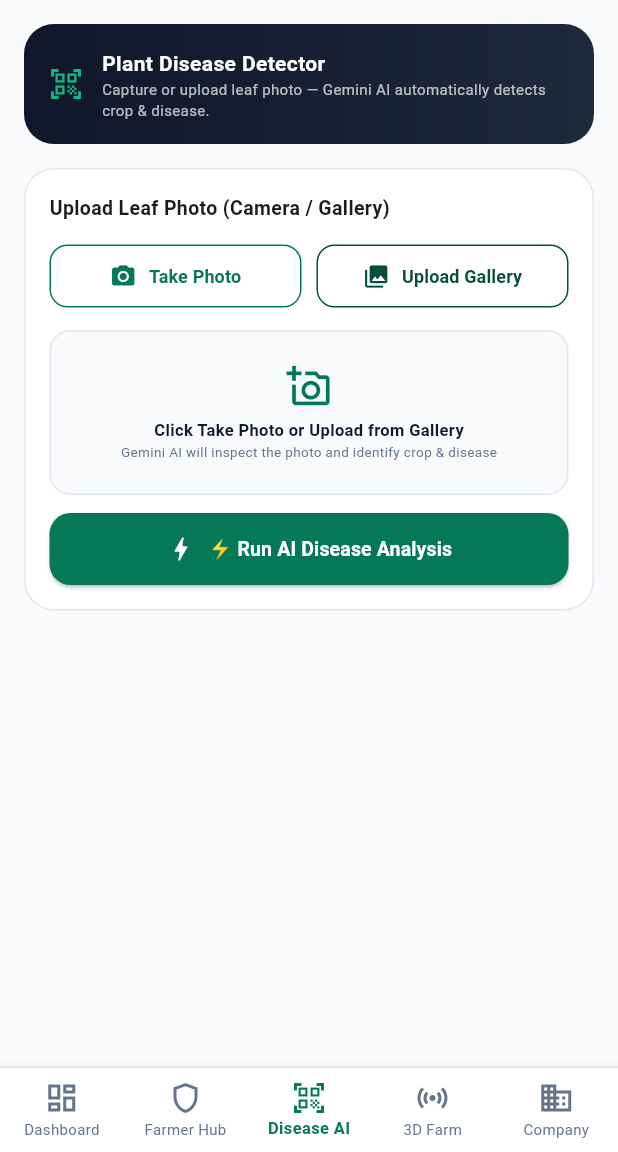
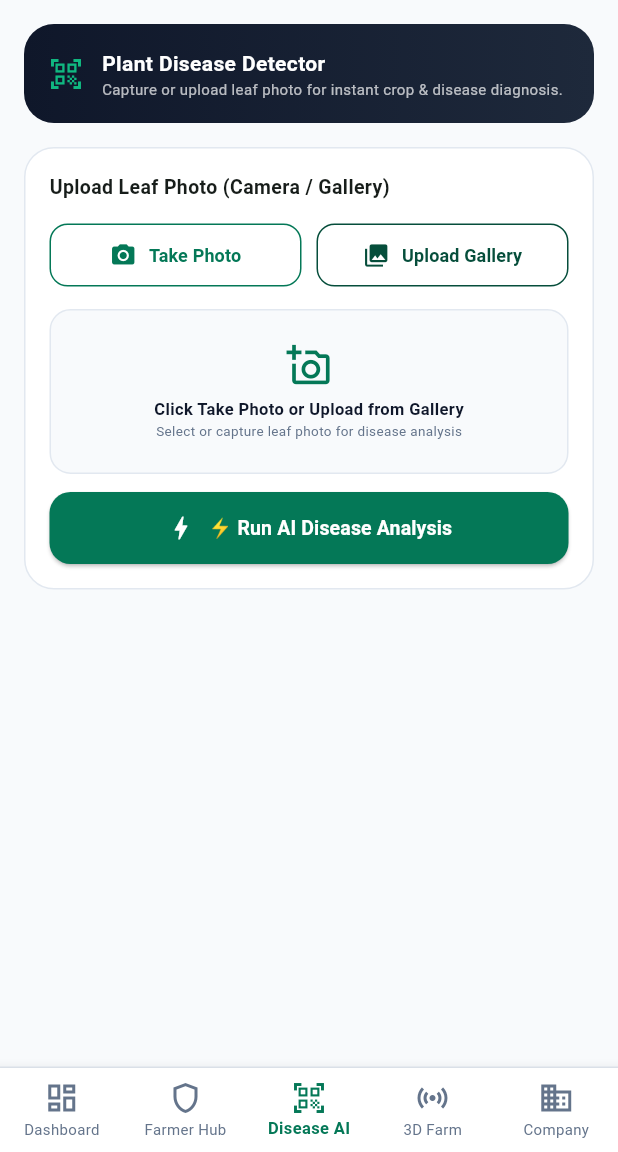
Before and after one commit to gogulgupta/Krishi_AI, a Flutter app: the screen it shows after launch, item 3 of the bottom bar chosen, on a phone screen of 412 x 824 dp, the part 84-1236 px from its top. Run offline on Flutter 3.47's test engine with Material 3 defaults, Android fonts, the phone set to English and light mode, and no system bars; our stand-ins replace image_picker; missing offline and left inert: mqtt_client; network calls fail.

Commit message:
refactor: clean up plant disease detector labels and descriptions

```diff
--- a/krishiAi-main/public/last_scanned_soil.json
+++ b/krishiAi-main/public/last_scanned_soil.json
@@ -3,6 +3,6 @@
   "soilClass": "Red",
   "confidence": "73.49",
   "ph": "5.5 - 6.8 (Slightly Acidic) (General)",
-  "imageUri": "/last_scanned_soil.jpg?t=1789250018",
-  "timestamp": 1789250018745
+  "imageUri": "/last_scanned_soil.jpg?t=1789266095",
+  "timestamp": 1789266095060
 }
--- a/krishi_ai_app/lib/main.dart
+++ b/krishi_ai_app/lib/main.dart
@@ -1215,7 +1215,7 @@ class DashboardView extends StatelessWidget {
               ),
               _buildActionCard(
                 title: isHi ? "🌾 रोग डिटेक्टर" : "🌾 Disease AI",
-                sub: isHi ? "Gemini विज़न AI" : "Gemini Multi-Modal",
+                sub: isHi ? "रोग पहचान व निदान" : "Disease Diagnosis",
                 icon: Icons.qr_code_scanner,
                 color: Colors.amber,
                 onTap: () => onGoToTab(2),
@@ -1854,8 +1854,8 @@ Provide response ONLY in this exact JSON format:
                       ),
                       Text(
                         isHi
-                            ? "पत्ती की फोटो खींचें या अपलोड करें — Gemini AI खुद फसल व रोग की पहचान करेगा।"
-                            : "Capture or upload leaf photo — Gemini AI automatically detects crop & disease.",
+                            ? "पत्ती की फोटो खींचें या अपलोड करें — सटीक फसल व रोग की पहचान।"
+                            : "Capture or upload leaf photo for instant crop & disease diagnosis.",
                         style: const TextStyle(color: Colors.white70, fontSize: 10),
                       ),
                     ],
@@ -1973,7 +1973,7 @@ Provide response ONLY in this exact JSON format:
                           style: const TextStyle(fontSize: 11, fontWeight: FontWeight.w600, color: KrishiColors.textMain),
                         ),
                         Text(
-                          isHi ? "Gemini AI सीधे फोटो देखकर फसल और रोग बताएगा" : "Gemini AI will inspect the photo and identify crop & disease",
+                          isHi ? "सटीक फसल व पादप रोग विश्लेषण के लिए फोटो चुनें" : "Select or capture leaf photo for disease analysis",
                           style: const TextStyle(fontSize: 9, color: KrishiColors.textMuted),
                         ),
                       ],
@@ -4152,7 +4152,7 @@ class AppDrawer extends StatelessWidget {
     final menuItems = [
       {"id": 0, "title": isHi ? "डैशबोर्ड" : "Dashboard", "sub": "Live weather & priority actions", "icon": Icons.dashboard, "color": Colors.teal},
       {"id": 1, "title": isHi ? "👨‍🌾 फार्मर ब्लॉकचेन हब" : "👨‍🌾 Farmer Blockchain Hub", "sub": "3-Factor farm telemetry & MST dispatch", "icon": Icons.shield, "color": Colors.green},
-      {"id": 2, "title": isHi ? "🌾 पादप रोग AI डिटेक्टर" : "🌾 Plant Disease Detector", "sub": "Gemini AI Multi-Modal Diagnostics", "icon": Icons.qr_code_scanner, "color": Colors.amber},
+      {"id": 2, "title": isHi ? "🌾 पादप रोग AI डिटेक्टर" : "🌾 Plant Disease Detector", "sub": isHi ? "पादप रोग पहचान व निदान" : "Plant Disease & Crop Diagnostics", "icon": Icons.qr_code_scanner, "color": Colors.amber},
       {"id": 3, "title": isHi ? "📈 3D खेत लाइव डेटा" : "Real Time Farming Data", "sub": "ESP32 IoT sensors & 3D farm telemetry", "icon": Icons.sensors, "color": Colors.blue},
       {"id": 4, "title": isHi ? "🏢 फर्टिलाइजर कंपनी" : "🏢 Fertilizer Company", "sub": "Gemini AI precision fertilizer & minting", "icon": Icons.business, "color": Colors.orange},
       {"id": 5, "title": isHi ? "💧 स्मार्ट सिंचाई" : "Smart Irrigation", "sub": "Smart water & drip allocation", "icon": Icons.water_drop, "color": Colors.cyan},
--- a/main.dart
+++ b/main.dart
@@ -1215,7 +1215,7 @@ class DashboardView extends StatelessWidget {
               ),
               _buildActionCard(
                 title: isHi ? "🌾 रोग डिटेक्टर" : "🌾 Disease AI",
-                sub: isHi ? "Gemini विज़न AI" : "Gemini Multi-Modal",
+                sub: isHi ? "रोग पहचान व निदान" : "Disease Diagnosis",
                 icon: Icons.qr_code_scanner,
                 color: Colors.amber,
                 onTap: () => onGoToTab(2),
@@ -1854,8 +1854,8 @@ Provide response ONLY in this exact JSON format:
                       ),
                       Text(
                         isHi
-                            ? "पत्ती की फोटो खींचें या अपलोड करें — Gemini AI खुद फसल व रोग की पहचान करेगा।"
-                            : "Capture or upload leaf photo — Gemini AI automatically detects crop & disease.",
+                            ? "पत्ती की फोटो खींचें या अपलोड करें — सटीक फसल व रोग की पहचान।"
+                            : "Capture or upload leaf photo for instant crop & disease diagnosis.",
                         style: const TextStyle(color: Colors.white70, fontSize: 10),
                       ),
                     ],
@@ -1973,7 +1973,7 @@ Provide response ONLY in this exact JSON format:
                           style: const TextStyle(fontSize: 11, fontWeight: FontWeight.w600, color: KrishiColors.textMain),
                         ),
                         Text(
-                          isHi ? "Gemini AI सीधे फोटो देखकर फसल और रोग बताएगा" : "Gemini AI will inspect the photo and identify crop & disease",
+                          isHi ? "सटीक फसल व पादप रोग विश्लेषण के लिए फोटो चुनें" : "Select or capture leaf photo for disease analysis",
                           style: const TextStyle(fontSize: 9, color: KrishiColors.textMuted),
                         ),
                       ],
@@ -4152,7 +4152,7 @@ class AppDrawer extends StatelessWidget {
     final menuItems = [
       {"id": 0, "title": isHi ? "डैशबोर्ड" : "Dashboard", "sub": "Live weather & priority actions", "icon": Icons.dashboard, "color": Colors.teal},
       {"id": 1, "title": isHi ? "👨‍🌾 फार्मर ब्लॉकचेन हब" : "👨‍🌾 Farmer Blockchain Hub", "sub": "3-Factor farm telemetry & MST dispatch", "icon": Icons.shield, "color": Colors.green},
-      {"id": 2, "title": isHi ? "🌾 पादप रोग AI डिटेक्टर" : "🌾 Plant Disease Detector", "sub": "Gemini AI Multi-Modal Diagnostics", "icon": Icons.qr_code_scanner, "color": Colors.amber},
+      {"id": 2, "title": isHi ? "🌾 पादप रोग AI डिटेक्टर" : "🌾 Plant Disease Detector", "sub": isHi ? "पादप रोग पहचान व निदान" : "Plant Disease & Crop Diagnostics", "icon": Icons.qr_code_scanner, "color": Colors.amber},
       {"id": 3, "title": isHi ? "📈 3D खेत लाइव डेटा" : "Real Time Farming Data", "sub": "ESP32 IoT sensors & 3D farm telemetry", "icon": Icons.sensors, "color": Colors.blue},
       {"id": 4, "title": isHi ? "🏢 फर्टिलाइजर कंपनी" : "🏢 Fertilizer Company", "sub": "Gemini AI precision fertilizer & minting", "icon": Icons.business, "color": Colors.orange},
       {"id": 5, "title": isHi ? "💧 स्मार्ट सिंचाई" : "Smart Irrigation", "sub": "Smart water & drip allocation", "icon": Icons.water_drop, "color": Colors.cyan},
```
